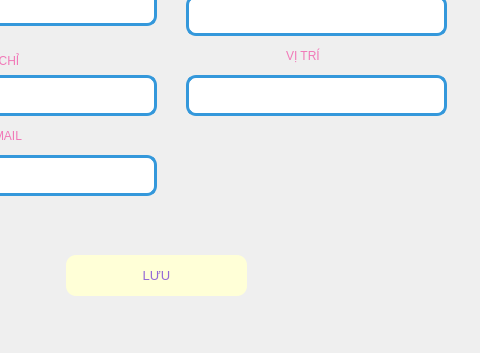
First picture: the form in Nhanvien/updateNV.ui, repository minhngoc22/Pet-Store, before the edit; both pictures show x 144 to 624 and y 185 to 538 of the 624 by 538 pixel window.
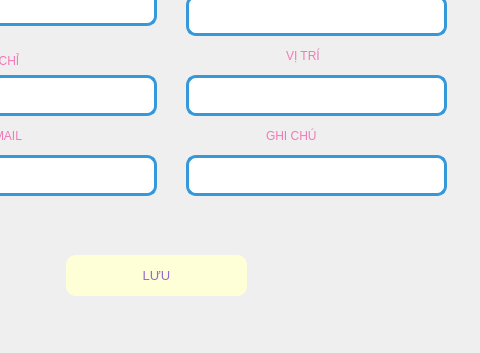
Second picture: the form after the edit.

```diff
--- a/Nhanvien/updateNV.ui
+++ b/Nhanvien/updateNV.ui
@@ -292,6 +292,39 @@
     <string>MÃ NHÂN VIÊN</string>
    </property>
   </widget>
+  <widget class="QTextEdit" name="txt_note">
+   <property name="geometry">
+    <rect>
+     <x>330</x>
+     <y>340</y>
+     <width>261</width>
+     <height>41</height>
+    </rect>
+   </property>
+   <property name="styleSheet">
+    <string notr="true">border-radius: 10px;
+        border: 3px solid #3498db;  /* Viền xanh dương */
+        background-color: #ffffff</string>
+   </property>
+  </widget>
+  <widget class="QLabel" name="label_8">
+   <property name="geometry">
+    <rect>
+     <x>410</x>
+     <y>310</y>
+     <width>101</width>
+     <height>21</height>
+    </rect>
+   </property>
+   <property name="styleSheet">
+    <string notr="true">font: 10pt &quot;UTM Bell&quot;;
+color: rgb(241, 121, 184);
+</string>
+   </property>
+   <property name="text">
+    <string>GHI CHÚ</string>
+   </property>
+  </widget>
  </widget>
  <resources/>
  <connections/>
```
